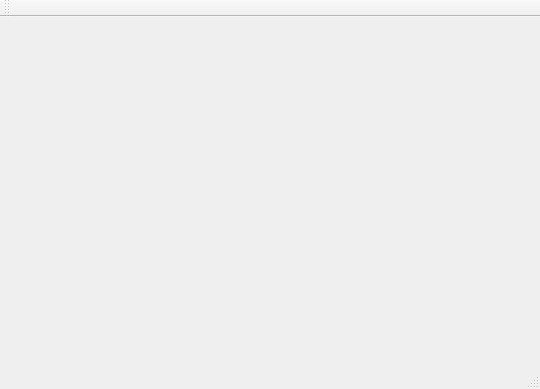
Old version of the form demo111/mainwindow.ui in the repository bubu224216/musicplayer.
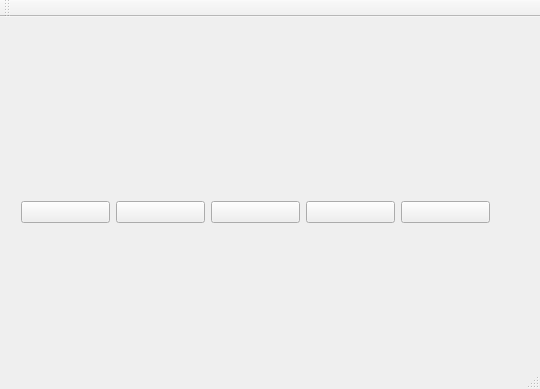
New version of the form.

What changed in the file:
```diff
--- a/demo111/mainwindow.ui
+++ b/demo111/mainwindow.ui
@@ -14,13 +14,13 @@
    <string>MainWindow</string>
   </property>
   <widget class="QWidget" name="centralWidget">
-   <widget class="QWidget" name="">
+   <widget class="QWidget" name="widget" native="true">
     <property name="geometry">
      <rect>
-      <x>20</x>
-      <y>259</y>
-      <width>426</width>
-      <height>22</height>
+      <x>10</x>
+      <y>80</y>
+      <width>491</width>
+      <height>231</height>
      </rect>
     </property>
     <layout class="QHBoxLayout" name="horizontalLayout">
```
Left out of the diff: 14 changed lines with no effect on the pictures.
